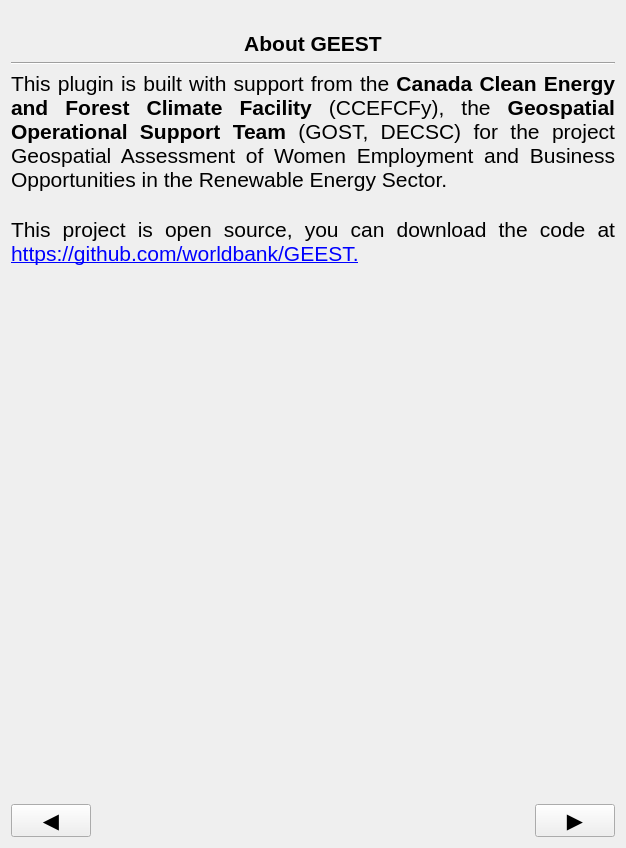
This is geest/ui/credits_panel_base.ui in worldbank/GEEST as Qt 5 draws it before an edit. The edited form follows.
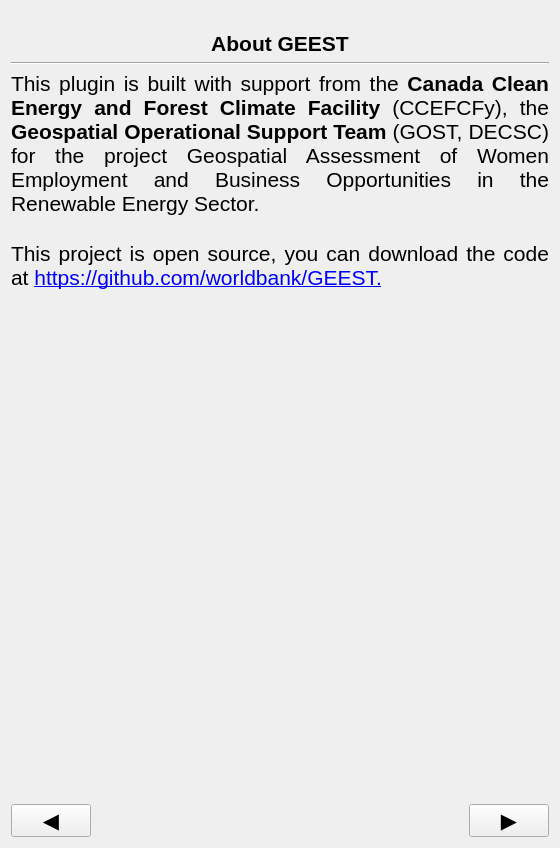
This is the edited form. Icons and pictures are not drawn.

Patch:
```diff
--- a/geest/ui/credits_panel_base.ui
+++ b/geest/ui/credits_panel_base.ui
@@ -6,16 +6,28 @@
    <rect>
     <x>0</x>
     <y>0</y>
-    <width>574</width>
+    <width>560</width>
     <height>848</height>
    </rect>
   </property>
+  <property name="sizePolicy">
+   <sizepolicy hsizetype="Expanding" vsizetype="Preferred">
+    <horstretch>0</horstretch>
+    <verstretch>0</verstretch>
+   </sizepolicy>
+  </property>
   <property name="windowTitle">
    <string>Form</string>
   </property>
   <layout class="QGridLayout" name="gridLayout">
    <item row="0" column="0">
     <widget class="QLabel" name="banner_label">
+     <property name="sizePolicy">
+      <sizepolicy hsizetype="Expanding" vsizetype="Preferred">
+       <horstretch>0</horstretch>
+       <verstretch>0</verstretch>
+      </sizepolicy>
+     </property>
      <property name="text">
       <string/>
      </property>
@@ -29,6 +41,12 @@
    </item>
    <item row="1" column="0">
     <widget class="QLabel" name="label_2">
+     <property name="sizePolicy">
+      <sizepolicy hsizetype="Expanding" vsizetype="Preferred">
+       <horstretch>0</horstretch>
+       <verstretch>0</verstretch>
+      </sizepolicy>
+     </property>
      <property name="text">
       <string>&lt;html&gt;&lt;head/&gt;&lt;body&gt;&lt;p align=&quot;center&quot;&gt;&lt;span style=&quot; font-size:16pt; font-weight:600;&quot;&gt;About GEEST&lt;/span&gt;&lt;/p&gt;&lt;/body&gt;&lt;/html&gt;</string>
      </property>
@@ -45,13 +63,25 @@
    </item>
    <item row="2" column="0">
     <widget class="Line" name="line">
+     <property name="sizePolicy">
+      <sizepolicy hsizetype="Expanding" vsizetype="Fixed">
+       <horstretch>0</horstretch>
+       <verstretch>0</verstretch>
+      </sizepolicy>
+     </property>
      <property name="orientation">
       <enum>Qt::Horizontal</enum>
      </property>
     </widget>
    </item>
    <item row="3" column="0">
-    <widget class="QLabel" name="label_5">
+    <widget class="QLabel" name="description">
+     <property name="sizePolicy">
+      <sizepolicy hsizetype="Expanding" vsizetype="Preferred">
+       <horstretch>0</horstretch>
+       <verstretch>0</verstretch>
+      </sizepolicy>
+     </property>
      <property name="text">
       <string>&lt;html&gt;&lt;head/&gt;&lt;body&gt;&lt;p&gt;&lt;span style=&quot; font-size:16pt;&quot;&gt;This plugin is built with support from the &lt;/span&gt;&lt;span style=&quot; font-size:16pt; font-weight:600;&quot;&gt;Canada Clean Energy and Forest Climate Facility&lt;/span&gt;&lt;span style=&quot; font-size:16pt;&quot;&gt; (CCEFCFy), the &lt;/span&gt;&lt;span style=&quot; font-size:16pt; font-weight:600;&quot;&gt;Geospatial Operational Support Team&lt;/span&gt;&lt;span style=&quot; font-size:16pt;&quot;&gt; (GOST, DECSC) for the project Geospatial Assessment of Women Employment and Business Opportunities in the Renewable Energy Sector. &lt;br/&gt;&lt;/span&gt;&lt;/p&gt;&lt;p&gt;&lt;span style=&quot; font-size:16pt;&quot;&gt;This project is open source, you can download the code at &lt;/span&gt;&lt;a href=&quot;https://github.com/worldbank/GEEST&quot;&gt;&lt;span style=&quot; font-size:16pt; text-decoration: underline; color:#0000ff;&quot;&gt;https://github.com/worldbank/GEEST.&lt;/span&gt;&lt;/a&gt;&lt;span style=&quot; font-size:16pt;&quot;&gt;&lt;br/&gt;&lt;/span&gt;&lt;/p&gt;&lt;p&gt;&lt;br/&gt;&lt;/p&gt;&lt;/body&gt;&lt;/html&gt;</string>
      </property>
@@ -113,12 +143,9 @@
        <property name="orientation">
         <enum>Qt::Horizontal</enum>
        </property>
-       <property name="sizeType">
-        <enum>QSizePolicy::MinimumExpanding</enum>
-       </property>
        <property name="sizeHint" stdset="0">
         <size>
-         <width>438</width>
+         <width>40</width>
          <height>20</height>
         </size>
        </property>
@@ -127,7 +154,7 @@
      <item>
       <widget class="QPushButton" name="next_button">
        <property name="sizePolicy">
-        <sizepolicy hsizetype="Minimum" vsizetype="Minimum">
+        <sizepolicy hsizetype="Minimum" vsizetype="Fixed">
          <horstretch>0</horstretch>
          <verstretch>0</verstretch>
         </sizepolicy>
```
